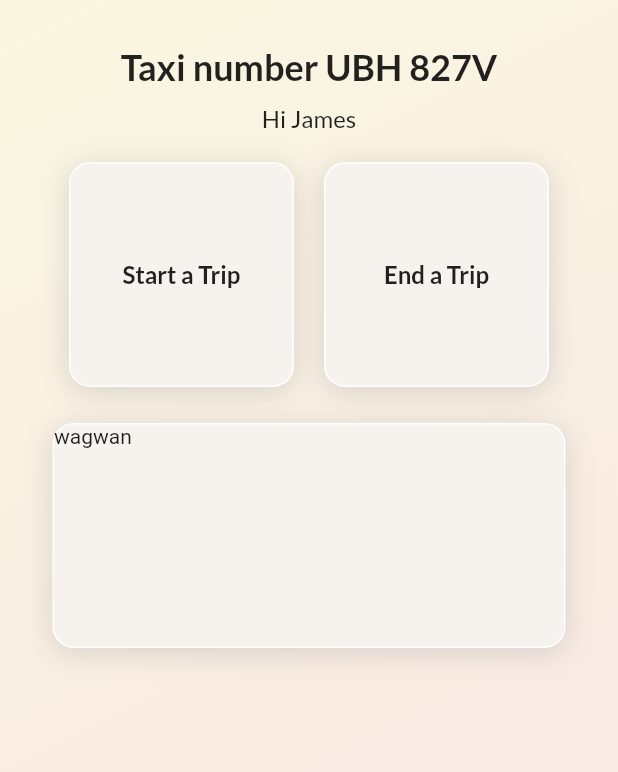
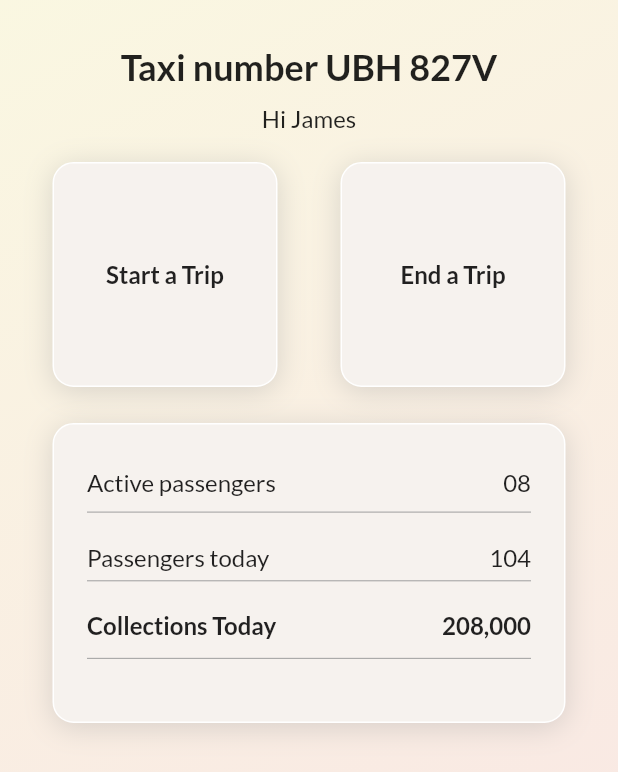
Before and after one commit to Leisser/dmmp_terminal, a Flutter app: the screen it shows after launch, on a phone screen of 412 x 824 dp. Shown: the top 772 px of the screen. Run offline on Flutter 3.47's test engine with Material 2 defaults, Android fonts, the phone set to English and light mode, and no system bars; our stand-ins replace glassmorphism, google_fonts.

Commit message:
Add dIVIDERS

```diff
--- a/lib/views/home_screen.dart
+++ b/lib/views/home_screen.dart
@@ -48,7 +48,7 @@ class _HomeScreenState extends State<HomeScreen> {
                   ),
                   const SizedBox(height: 20),
                   Row(
-                    mainAxisAlignment: MainAxisAlignment.center,
+                    mainAxisAlignment: MainAxisAlignment.spaceBetween,
                     children: const <Widget>[
                       HomeCTA(
                         width: 150,
@@ -61,7 +61,6 @@ class _HomeScreenState extends State<HomeScreen> {
                           ),
                         ),
                       ),
-                      SizedBox(width: 20),
                       HomeCTA(
                         width: 150,
                         height: 150,
@@ -78,10 +77,78 @@ class _HomeScreenState extends State<HomeScreen> {
                   const SizedBox(
                     height: 24,
                   ),
-                  const HomeCTA(
+                  HomeCTA(
                     width: double.infinity,
-                    height: 150,
-                    child: Text("wagwan"),
+                    height: 200,
+                    child: Padding(
+                      padding: const EdgeInsets.only(
+                          top: 24.0, right: 22.0, left: 22.0, bottom: 10.0),
+                      child: Column(
+                        children: <Widget>[
+                          const SizedBox(
+                            height: 5.0,
+                          ),
+                          Row(
+                            mainAxisAlignment: MainAxisAlignment.spaceBetween,
+                            children: const <Widget>[
+                              ReuseText(
+                                text: "Active passengers",
+                                size: 16,
+                              ),
+                              ReuseText(
+                                text: "08",
+                                size: 16,
+                              ),
+                            ],
+                          ),
+                          const SizedBox(height: 10),
+                          const Divider(
+                            color: Colors.grey,
+                            height: 0.8,
+                          ),
+                          const SizedBox(height: 20),
+                          Row(
+                            mainAxisAlignment: MainAxisAlignment.spaceBetween,
+                            children: const <Widget>[
+                              ReuseText(
+                                text: "Passengers today",
+                                size: 16,
+                              ),
+                              ReuseText(
+                                text: "104",
+                                size: 16,
+                              ),
+                            ],
+                          ),
+                          const SizedBox(height: 6),
+                          const Divider(
+                            color: Colors.grey,
+                            height: 0.8,
+                          ),
+                          const SizedBox(height: 20),
+                          Row(
+                            mainAxisAlignment: MainAxisAlignment.spaceBetween,
+                            children: const <Widget>[
+                              ReuseText(
+                                text: "Collections Today",
+                                size: 16,
+                                fWeight: FontWeight.bold,
+                              ),
+                              ReuseText(
+                                text: "208,000",
+                                size: 16,
+                                fWeight: FontWeight.bold,
+                              ),
+                            ],
+                          ),
+                          const SizedBox(height: 12),
+                          const Divider(
+                            color: Colors.grey,
+                            height: 0.6,
+                          ),
+                        ],
+                      ),
+                    ),
                   ),
                 ],
               ),
@@ -130,6 +197,7 @@ class HomeCTA extends StatelessWidget {
           ),
         ],
       ),
-        child: child);
+      child: Center(child: child),
+    );
   }
 }
```
Lines whose indentation alone changed are shown as unchanged.
